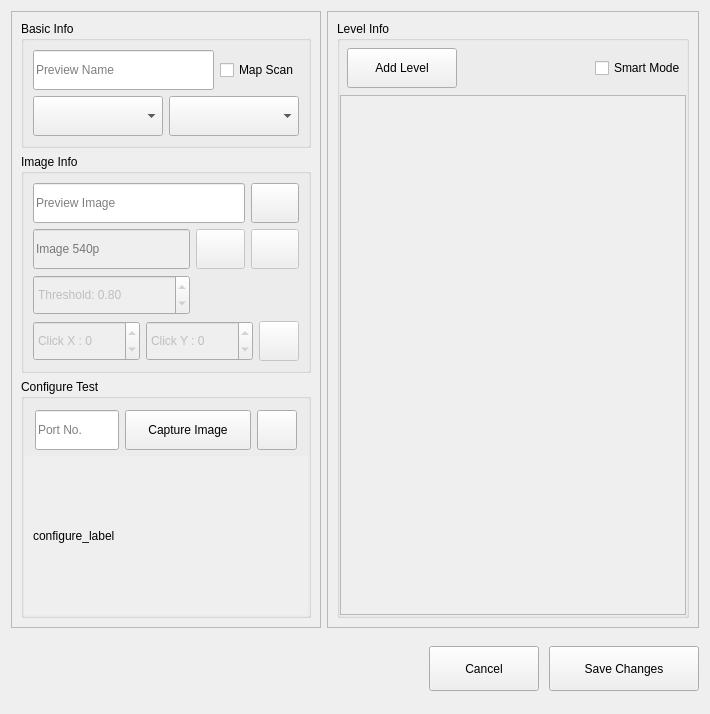
First picture: the form in gui/ui_files/monster_edit_dialog.ui, repository evsahal/TaskEX, before the edit.
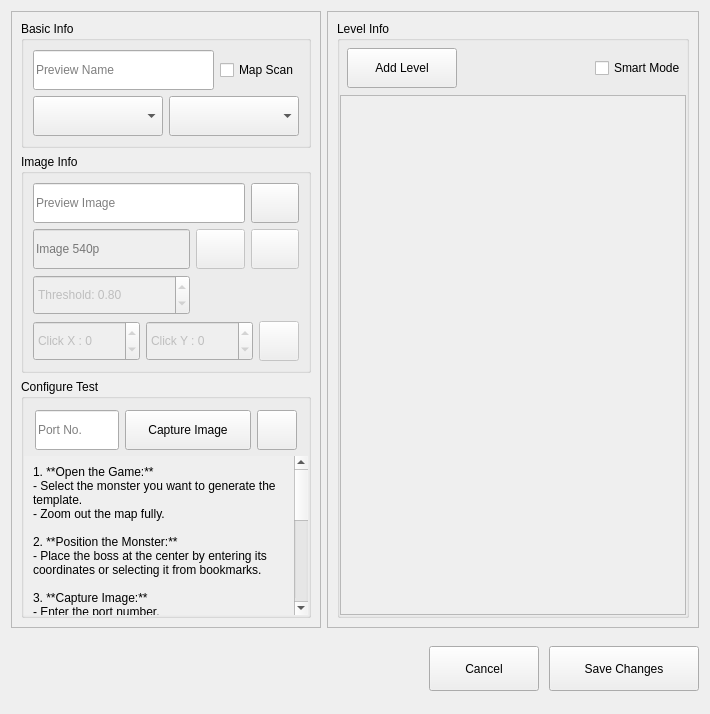
Second picture: the form after the edit. Icons and pictures are not drawn.

Commit message: monster edit dialog selection tool

What changed in the file:
```diff
--- a/gui/ui_files/monster_edit_dialog.ui
+++ b/gui/ui_files/monster_edit_dialog.ui
@@ -625,8 +625,8 @@
                       <rect>
                        <x>0</x>
                        <y>0</y>
-                       <width>280</width>
-                       <height>122</height>
+                       <width>263</width>
+                       <height>626</height>
                       </rect>
                      </property>
                      <property name="sizePolicy">
@@ -639,7 +639,33 @@
                       <item>
                        <widget class="QLabel" name="configure_label">
                         <property name="text">
-                         <string>configure_label</string>
+                         <string>1. **Open the Game:**
+- Select the monster you want to generate the template.
+- Zoom out the map fully.
+
+2. **Position the Monster:**
+- Place the boss at the center by entering its coordinates or selecting it from bookmarks.
+
+3. **Capture Image:**
+- Enter the port number.
+- Click **Capture Image** to display the captured image.
+
+4. **Select Template Area:**
+- Select the boss area carefully.
+- Include only the monster area to avoid mismatches in template generation.
+
+5. **Lock the Selection:**
+- Click the **Lock** button to lock the selected template area.
+
+6. **Generate Template:**
+- Click the **Magnifying Glass** button next to the template Import button to generate the template and set the threshold automatically.
+</string>
+                        </property>
+                        <property name="textFormat">
+                         <enum>Qt::TextFormat::MarkdownText</enum>
+                        </property>
+                        <property name="wordWrap">
+                         <bool>true</bool>
                         </property>
                        </widget>
                       </item>
```
Left out of the diff: 2 changed lines with no effect on the pictures. The commit also changes 5 other files.
